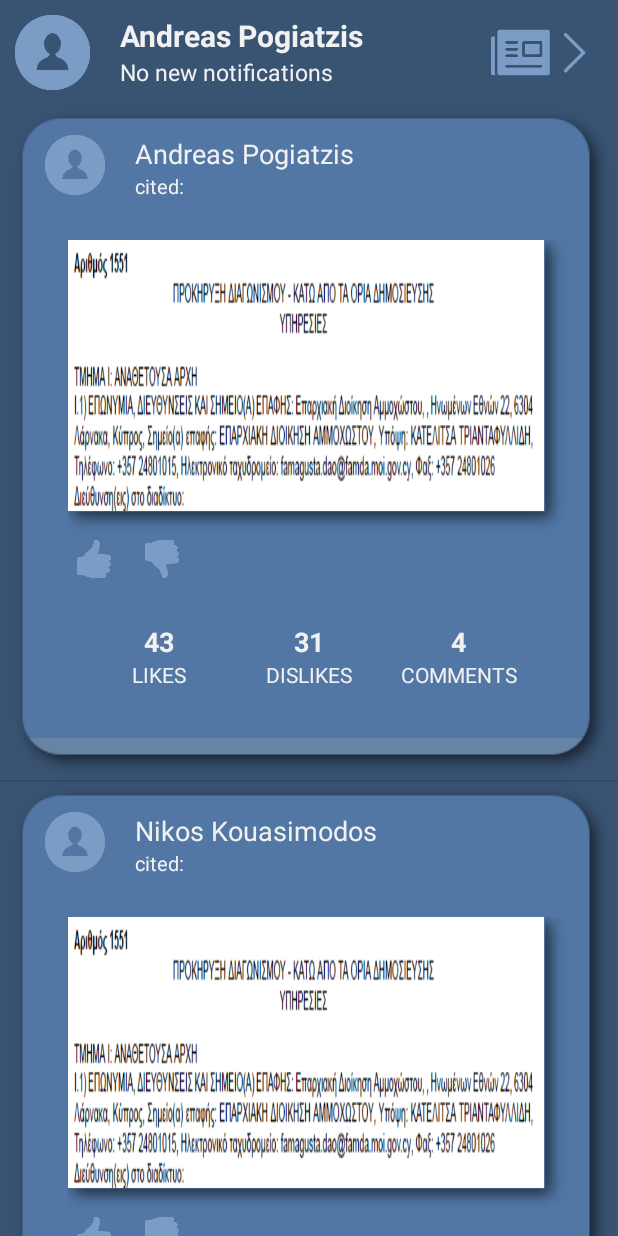
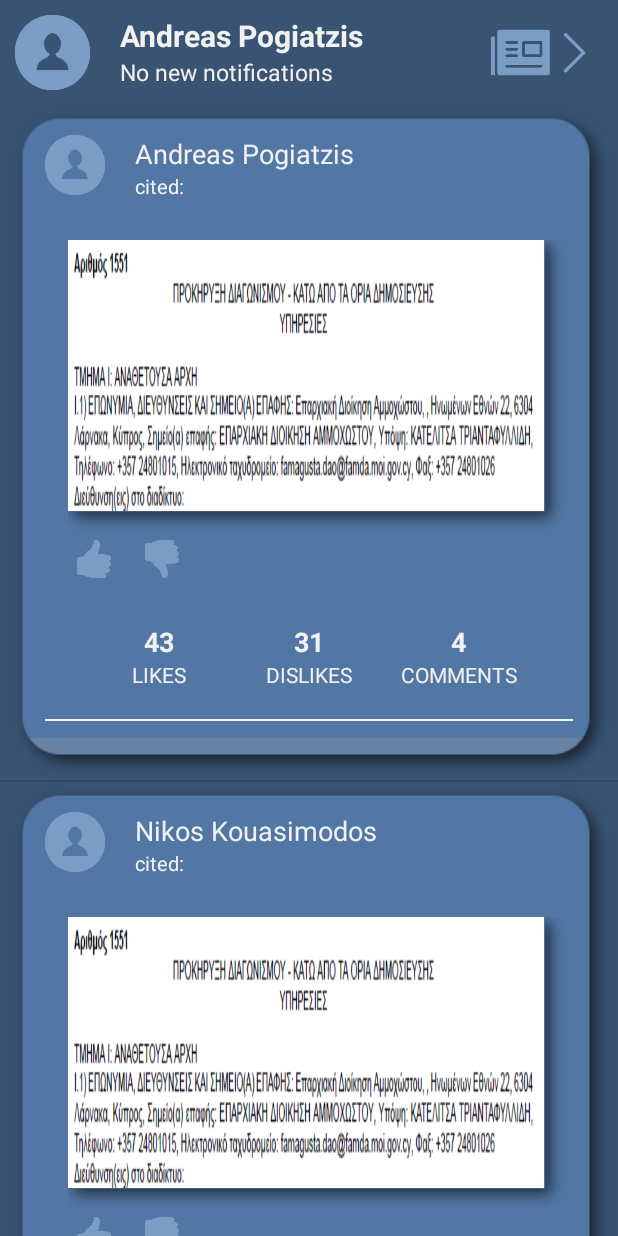
Before and after one commit to andreasp1994/CyGazetteAndroid, an Android app: the screen it shows after launch (FeedActivity), on a phone screen of 412 x 824 dp. Run offline under Robolectric (Android 15) with nearby library versions, the phone set to English and light mode, and no system bars.

Commit message:
added comment layout + improved feed item

```diff
--- a/app/src/main/java/com/apogiatzis/cygazetteapp/GazetteActivity.java
+++ b/app/src/main/java/com/apogiatzis/cygazetteapp/GazetteActivity.java
@@ -148,6 +148,11 @@ public class GazetteActivity extends Activity implements GazetteSectionsFragment
     }
 
     @Override
+    public void onArticleSelectRegionClicked(Article article) {
+
+    }
+
+    @Override
     public void OnArticleDownloaded(Article article) {
         transitionFragment = new ReadArticleFragment();
         Bundle bundle = new Bundle();
--- a/app/src/main/java/com/apogiatzis/cygazetteapp/async/DownloadFileFromURL.java
+++ b/app/src/main/java/com/apogiatzis/cygazetteapp/async/DownloadFileFromURL.java
@@ -6,6 +6,7 @@ import android.graphics.drawable.Drawable;
 import android.os.AsyncTask;
 import android.os.Environment;
 import android.util.Log;
+import android.widget.TextView;
 
 import com.apogiatzis.cygazetteapp.ReadArticleFragment;
 import com.apogiatzis.cygazetteapp.models.Article;
--- a/app/src/main/res/layout/feed_citation_item.xml
+++ b/app/src/main/res/layout/feed_citation_item.xml
@@ -154,11 +154,23 @@
     </LinearLayout>
 
     <LinearLayout
+        android:padding="20dp"
+        android:orientation="vertical"
         android:id="@+id/llComments"
         android:layout_width="match_parent"
         android:layout_height="wrap_content">
 
+        <!-- Line break -->
+        <LinearLayout
+            android:background="#f1f1f1"
+            android:layout_width="match_parent"
+            android:layout_height="1dp"/>
 
+        <ListView
+            android:layout_width="match_parent"
+            android:layout_height="wrap_content">
+
+        </ListView>
     </LinearLayout>
 
 </LinearLayout>
--- a/app/src/main/res/layout/fragment_loading.xml
+++ b/app/src/main/res/layout/fragment_loading.xml
@@ -10,8 +10,8 @@
 
     <ImageView
         android:src="@drawable/government_cy_outline"
-        android:layout_width="150dp"
-        android:layout_height="150dp" />
+        android:layout_width="170dp"
+        android:layout_height="170dp" />
 
     <RelativeLayout
         android:gravity="center"
```
Also changed, not shown: app/src/main/java/com/apogiatzis/cygazetteapp/ReadArticleFragment.java (+26 -2 lines), app/src/main/res/layout/comment_item.xml (added, +39 -0 lines), app/src/main/res/layout/fragment_read_article.xml (+17 -0 lines), app/src/main/res/drawable/select.png (added).
